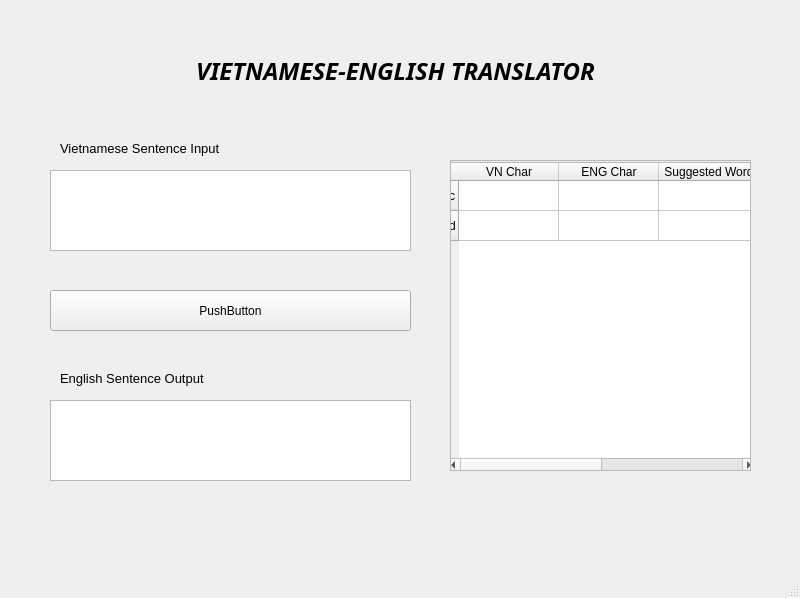
Old version of the form httt.ui in the repository pewdspie24/HTTT.
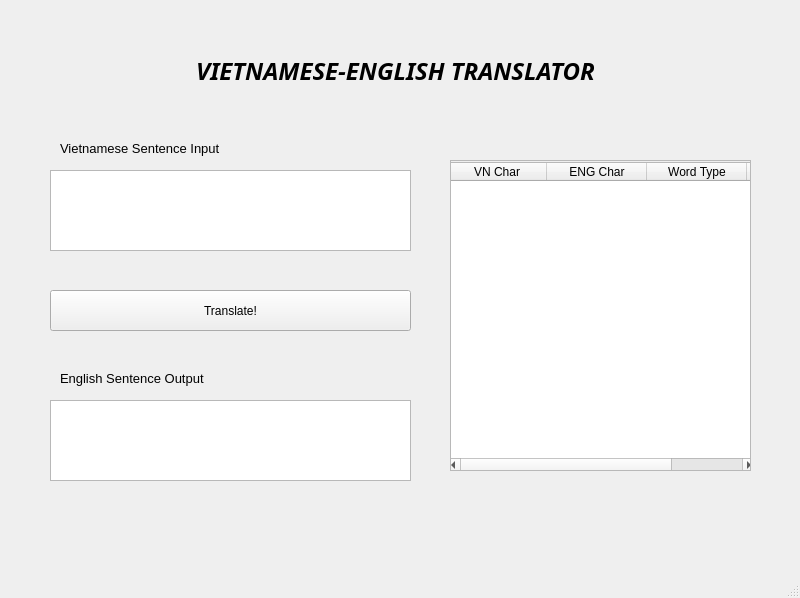
New version of the form.

Patch:
```diff
--- a/httt.ui
+++ b/httt.ui
@@ -84,7 +84,7 @@
      </rect>
     </property>
     <property name="text">
-     <string>PushButton</string>
+     <string>Translate!</string>
     </property>
    </widget>
    <widget class="QLabel" name="label_3">
@@ -151,16 +151,12 @@
         <height>311</height>
        </rect>
       </property>
-      <row>
-       <property name="text">
-        <string>c</string>
-       </property>
-      </row>
-      <row>
-       <property name="text">
-        <string>d</string>
-       </property>
-      </row>
+      <property name="sizeAdjustPolicy">
+       <enum>QAbstractScrollArea::AdjustToContents</enum>
+      </property>
+      <property name="editTriggers">
+       <set>QAbstractItemView::NoEditTriggers</set>
+      </property>
       <column>
        <property name="text">
         <string>VN Char</string>
@@ -171,16 +167,16 @@
         <string>ENG Char</string>
        </property>
       </column>
-      <column>
-       <property name="text">
-        <string>Suggested Word</string>
-       </property>
-      </column>
       <column>
        <property name="text">
         <string>Word Type</string>
        </property>
       </column>
+      <column>
+       <property name="text">
+        <string>Suggested Word</string>
+       </property>
+      </column>
      </widget>
     </widget>
    </widget>
```
